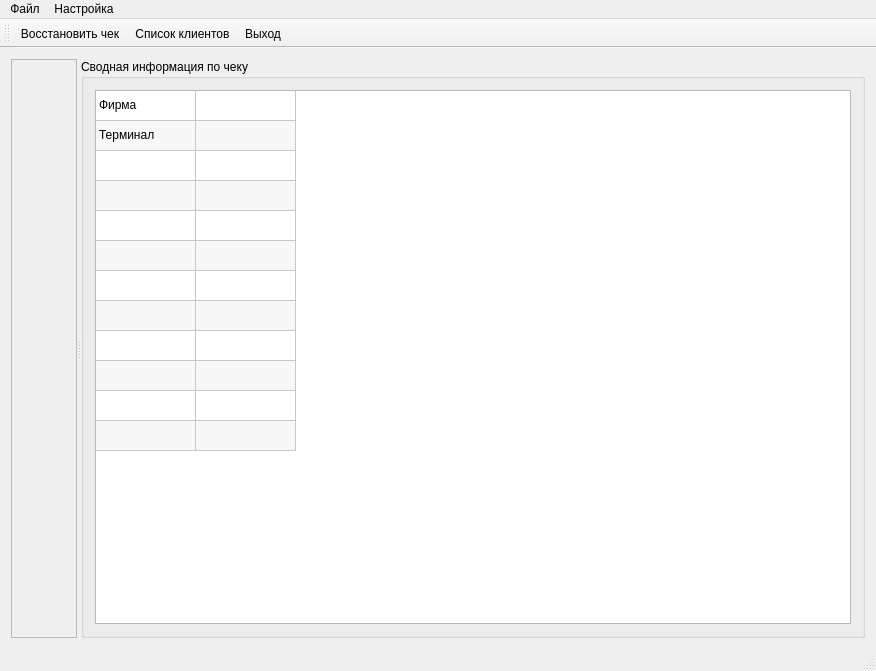
Above: mainwindow.ui from rust3128/CheckRecoveryWizard before the change. Below: the same form after it.
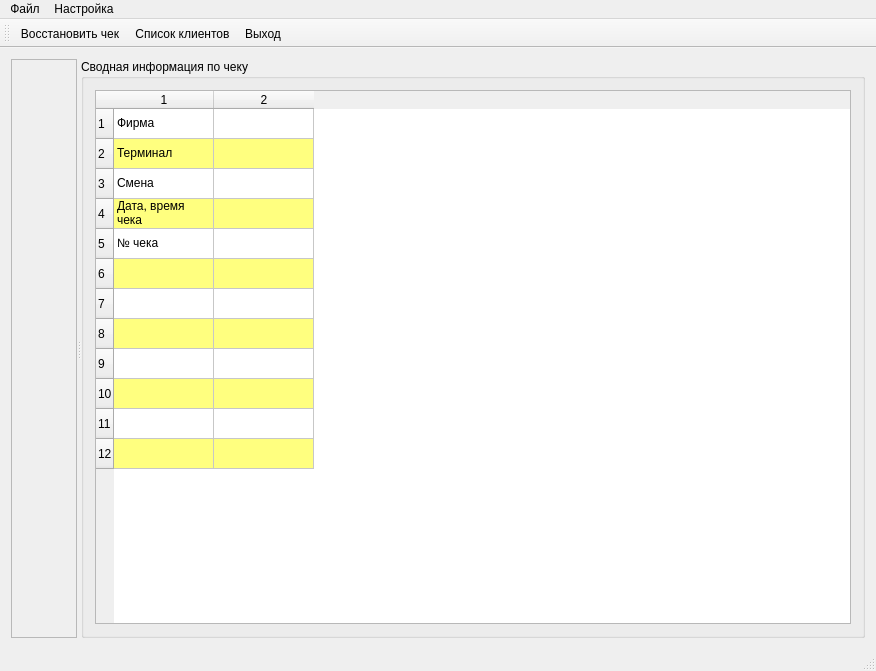
That is the form after the change. Icons and pictures are not drawn.

Diff of the .ui file:
```diff
--- a/mainwindow.ui
+++ b/mainwindow.ui
@@ -40,6 +40,9 @@
        <layout class="QGridLayout" name="gridLayout">
         <item row="0" column="0">
          <widget class="QTableWidget" name="tableWidget">
+          <property name="styleSheet">
+           <string notr="true">alternate-background-color: rgb(255, 255, 127);</string>
+          </property>
           <property name="editTriggers">
            <set>QAbstractItemView::NoEditTriggers</set>
           </property>
@@ -59,10 +62,10 @@
            <number>2</number>
           </property>
           <attribute name="horizontalHeaderVisible">
-           <bool>false</bool>
+           <bool>true</bool>
           </attribute>
           <attribute name="verticalHeaderVisible">
-           <bool>false</bool>
+           <bool>true</bool>
           </attribute>
           <row/>
           <row/>
@@ -88,6 +91,21 @@
             <string>Терминал</string>
            </property>
           </item>
+          <item row="2" column="0">
+           <property name="text">
+            <string>Смена</string>
+           </property>
+          </item>
+          <item row="3" column="0">
+           <property name="text">
+            <string>Дата, время чека</string>
+           </property>
+          </item>
+          <item row="4" column="0">
+           <property name="text">
+            <string>№ чека</string>
+           </property>
+          </item>
          </widget>
         </item>
        </layout>
```
Left out of the diff: 2 changed lines with no effect on the pictures.
